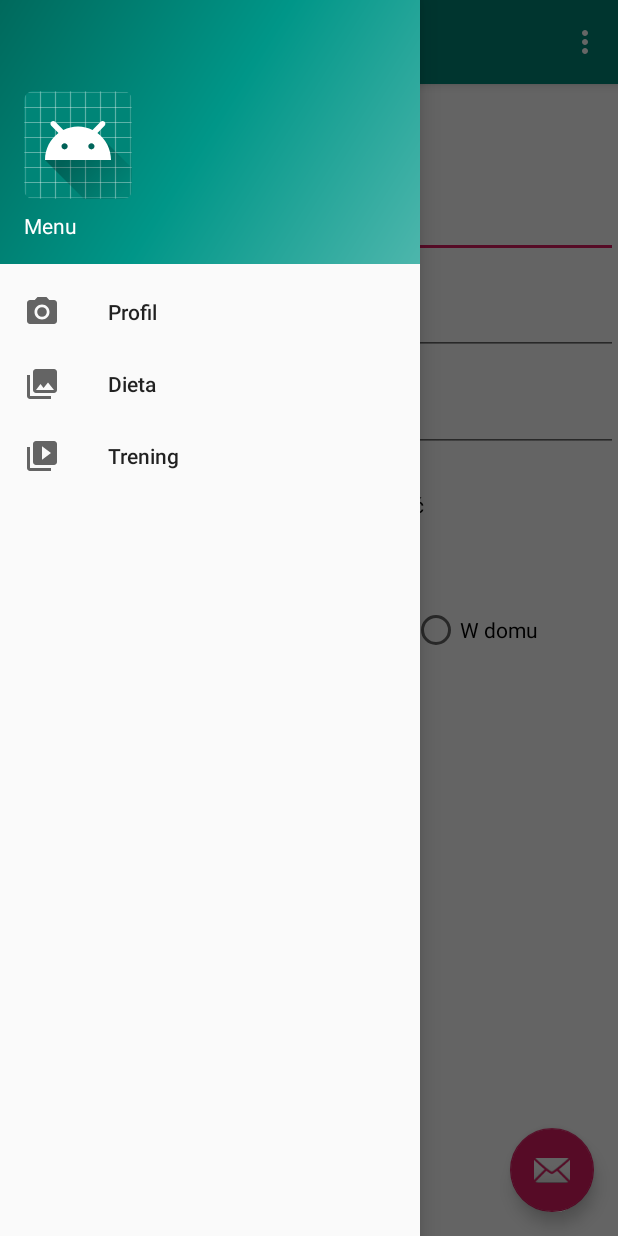
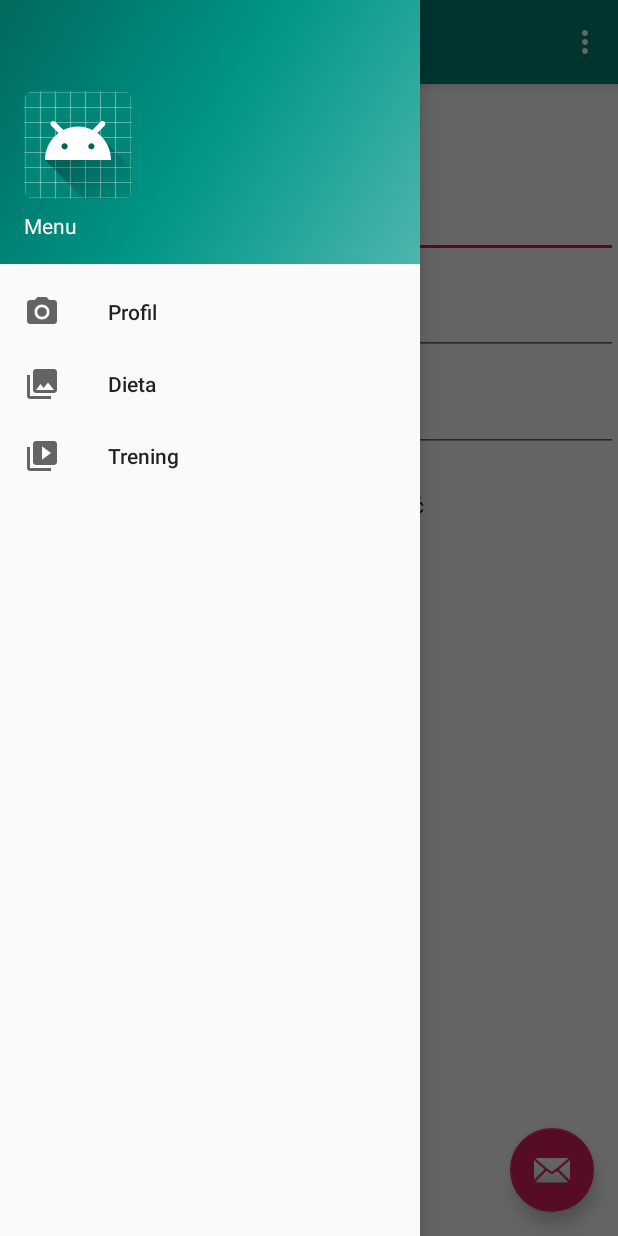
Before and after one commit to eldomador/TrenerMobilny, an Android app: the screen it shows after launch (MainActivity), with the side drawer open, on a phone screen of 412 x 824 dp. Run offline under Robolectric (Android 15) with nearby library versions, the phone set to English and light mode, and no system bars.

```diff
--- a/app/src/main/java/pl/kosmalski/trenermobilny/MainActivity.java
+++ b/app/src/main/java/pl/kosmalski/trenermobilny/MainActivity.java
@@ -48,7 +48,7 @@ public class MainActivity extends AppCompatActivity
     public static final String ButtonStateHome = "ButtonStateHome";
 
     public static final String CheckBoxStateMusculature = "CheckBoxStateMusculature";
-    public static final String NoCheckBoxStateMusculature = "NoCheckBoxStateMusculature";
+
 
     // this is name of shared preferences file, must be same whenever accessing
     // the key value pair.
@@ -107,9 +107,6 @@ public class MainActivity extends AppCompatActivity
         Boolean lastButtonStateHome = sharedpreferences.getBoolean(ButtonStateHome, false);
 
         Boolean lastCheckBoxStateMusculature = sharedpreferences.getBoolean(CheckBoxStateMusculature, false);
-        Boolean lastNoCheckBoxStateMusculature = sharedpreferences.getBoolean(NoCheckBoxStateMusculature, false);
-
-
 
 
         final RadioButton radioButtonMale = (RadioButton) findViewById(R.id.radioButtonMale);
@@ -124,8 +121,6 @@ public class MainActivity extends AppCompatActivity
         final RadioButton radioButtonGym = (RadioButton) findViewById(R.id.radioButtonGym);
         final RadioButton radioButtonStreetWorkout = (RadioButton) findViewById(R.id.radioButtonStreetWorkout);
         final RadioButton radioButtonHome = (RadioButton) findViewById(R.id.radioButtonHome);
-
-
 
 
         // restore previous state
@@ -417,7 +412,26 @@ public class MainActivity extends AppCompatActivity
                 }
             }
         });
+
+
+        {
+            //code to check if this checkbox is checked!
+
+            if(checkBoxMusculature.isChecked()){
+
+                trainingPreferences.setVisibility(View.VISIBLE);
+                radioGroupTrainingPreferences.setVisibility(View.VISIBLE);
+            }
+
+            else{
+                trainingPreferences.setVisibility(View.GONE);
+                radioGroupTrainingPreferences.setVisibility(View.GONE);
+            }
+        }
+
+
     }
+
 
 
 
--- a/app/src/main/res/layout/content_main.xml
+++ b/app/src/main/res/layout/content_main.xml
@@ -131,7 +131,8 @@
                 android:id="@+id/checkBoxMusculature"
                 android:layout_width="match_parent"
                 android:layout_height="wrap_content"
-                android:text="@string/ChcePM" />
+                android:text="@string/ChcePM"
+                android:visibility="visible" />
 
             <TextView
                 android:id="@+id/textViewTrainingPreferences"
```
